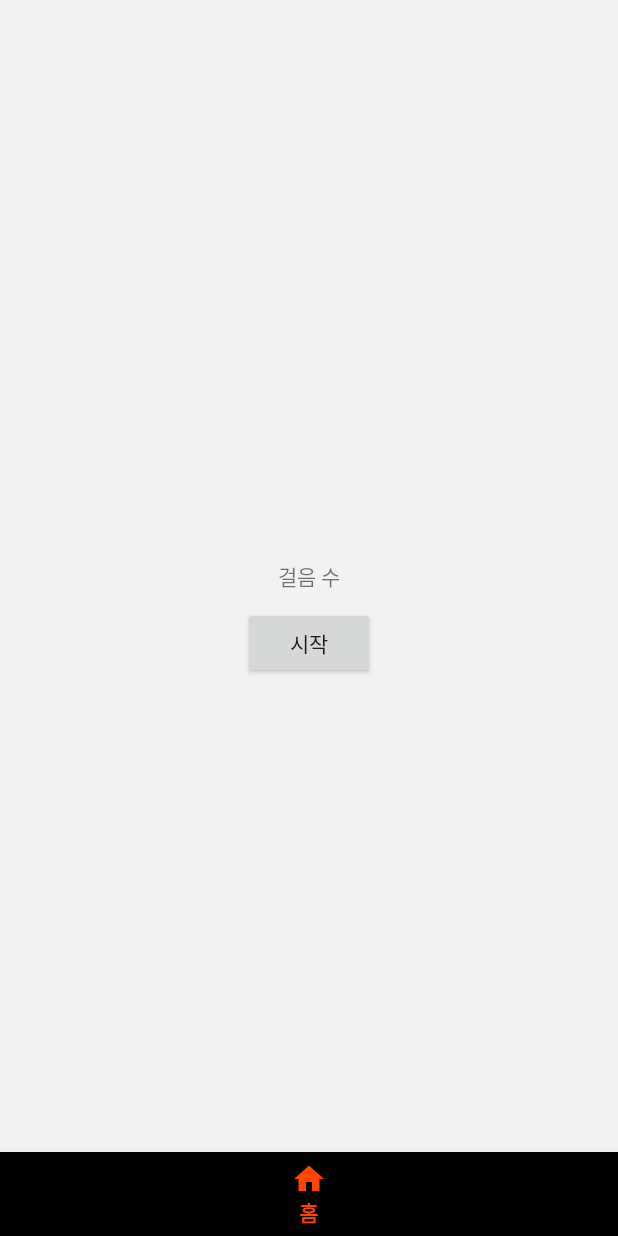
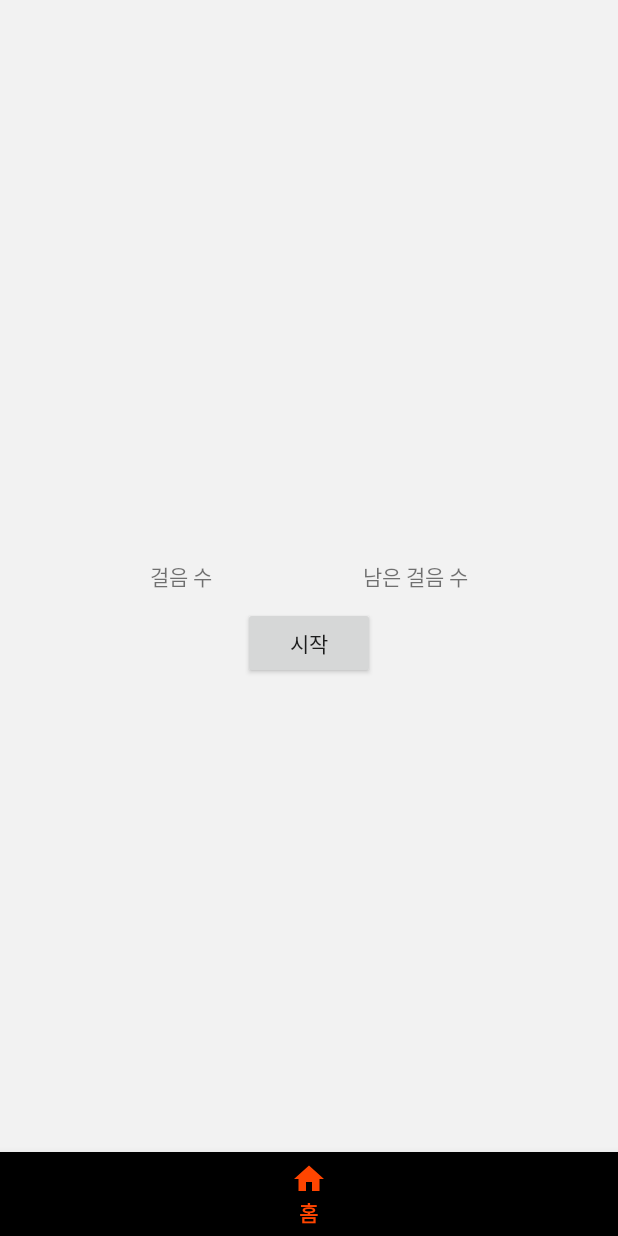
Before and after one commit to SuminJeon/NagaraGuel, an Android app: the HomeFragment screen opened directly, with no data from a screen before it, on a phone screen of 412 x 824 dp. Run offline under Robolectric (Android 15) with nearby library versions, the phone set to English and light mode, and no system bars; libraries missing offline, so code that uses them is left out: org.jetbrains.anko.

Commit message:
걸음 수 측정 기능 구현(with button)

```diff
--- a/app/src/main/AndroidManifest.xml
+++ b/app/src/main/AndroidManifest.xml
@@ -2,6 +2,9 @@
 <manifest xmlns:android="http://schemas.android.com/apk/res/android"
     package="com.sopt25.hackerthon.nagaraguel">
     <uses-permission android:name="android.permission.INTERNET"/>
+    <uses-permission android:name="android.permission.WAKE_LOCK"/>
+    <uses-permission android:name="android.permission.RECEIVE_BOOT_COMPLETED"/>
+
     <application
         android:allowBackup="true"
         android:icon="@mipmap/ic_launcher"
@@ -26,6 +29,8 @@
                 <action android:name="app.manbo.Service"/>
             </intent-filter>
         </service>
+
+
     </application>
 
 </manifest>
--- a/app/src/main/res/layout/fragment_home.xml
+++ b/app/src/main/res/layout/fragment_home.xml
@@ -12,9 +12,18 @@
         android:layout_height="wrap_content"
         android:text="걸음 수"
         app:layout_constraintBottom_toBottomOf="parent"
-        app:layout_constraintLeft_toLeftOf="parent"
-        app:layout_constraintRight_toRightOf="parent"
-        app:layout_constraintTop_toTopOf="parent" />
+        app:layout_constraintStart_toStartOf="parent"
+        app:layout_constraintTop_toTopOf="parent"
+        app:layout_constraintEnd_toStartOf="@+id/tv_lastCount"/>
+    <TextView
+        android:id="@+id/tv_lastCount"
+        android:layout_width="wrap_content"
+        android:layout_height="wrap_content"
+        android:text="남은 걸음 수"
+        app:layout_constraintTop_toTopOf="parent"
+        app:layout_constraintBottom_toBottomOf="parent"
+        app:layout_constraintStart_toEndOf="@+id/tv_walkingCount"
+        app:layout_constraintEnd_toEndOf="parent"/>
 
     <Button
         android:layout_width="wrap_content"
```
Also changed, not shown: app/src/main/java/com/sopt25/hackerthon/nagaraguel/StepCheckService.kt (+5 -2 lines), app/src/main/java/com/sopt25/hackerthon/nagaraguel/ui/bottom_nav/HomeFragment.kt (+19 -5 lines).
